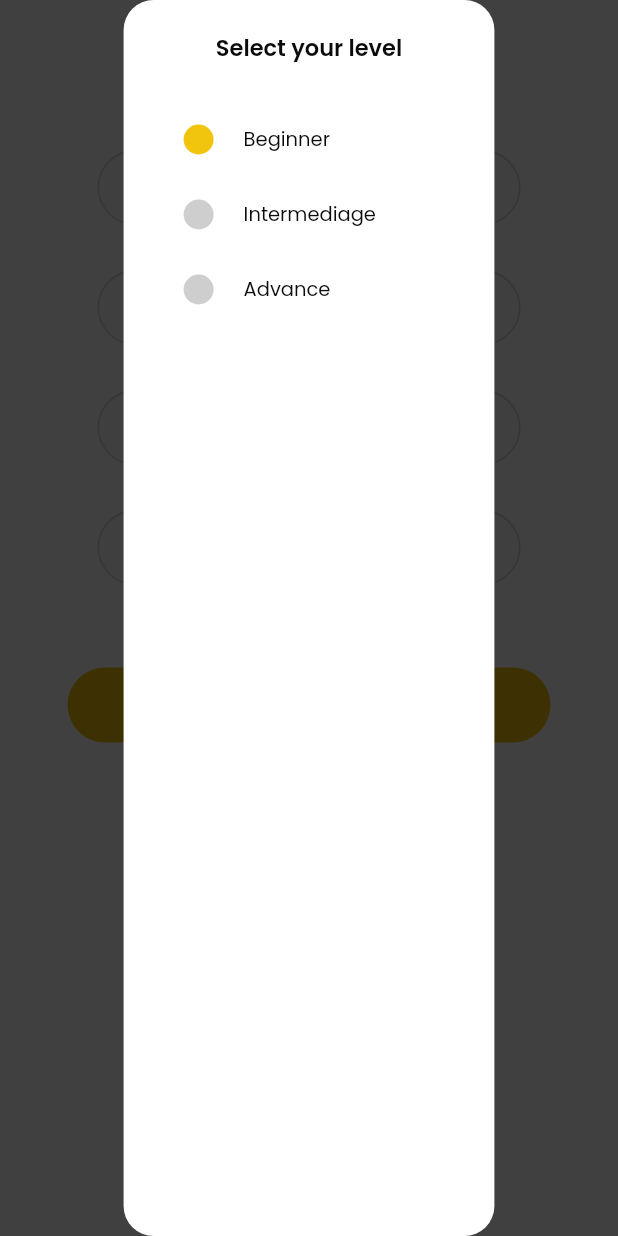
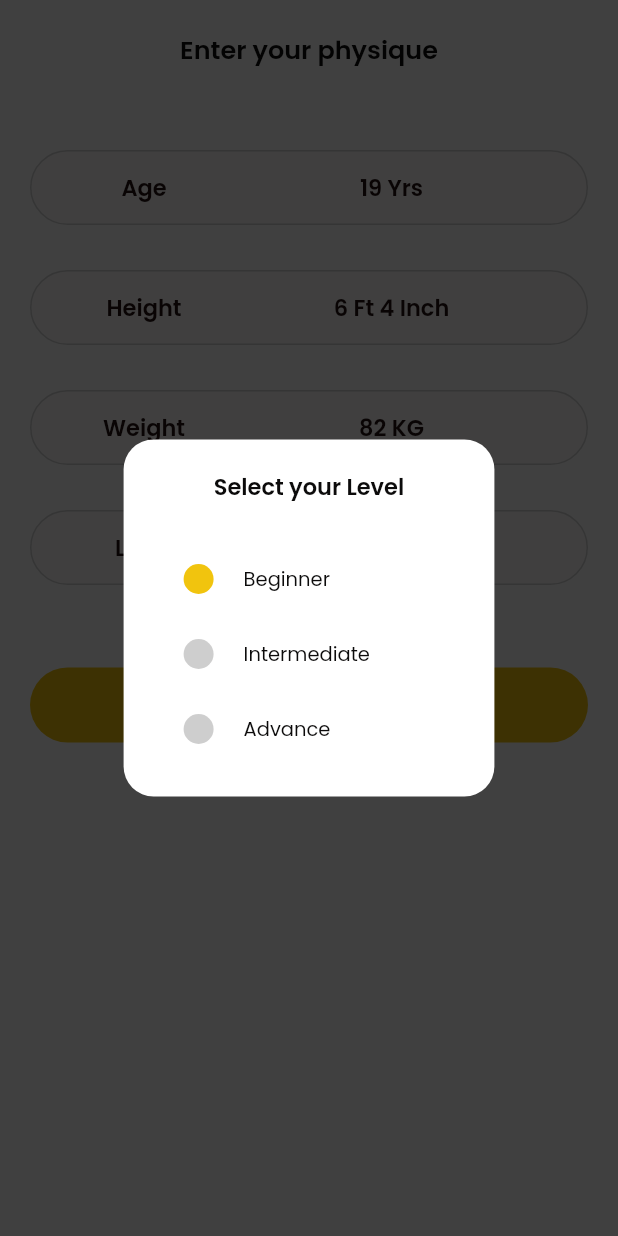
Before and after one commit to sayedmostaf/healtho, a Flutter app: the PhysiquePage screen opened directly, after a tap on "Level", on a phone screen of 412 x 824 dp. Run offline on Flutter 3.47's test engine with Material 3 defaults, Android fonts, the phone set to English and light mode, and no system bars; missing offline and left inert: otp_text_field_v2, otp_timer_button.

Commit message:
simple refactor

```diff
--- a/lib/features/physique/physique_page.dart
+++ b/lib/features/physique/physique_page.dart
@@ -6,7 +6,7 @@ import 'package:healtho/features/physique/widgets/height_selector.dart';
 import 'package:healtho/features/physique/widgets/level_selector.dart';
 import 'package:healtho/features/physique/widgets/physique_page_title.dart';
 import 'package:healtho/features/physique/widgets/weight_selector.dart';
-import 'package:healtho/features/splash_page/splash_page.dart';
+import 'package:healtho/features/splash/splash_page.dart';
 
 class PhysiquePage extends StatefulWidget {
   const PhysiquePage({super.key});
@@ -25,8 +25,6 @@ class _PhysiquePageState extends State<PhysiquePage> {
   Widget build(BuildContext context) {
     return Scaffold(
       body: SafeArea(
-        child: Padding(
-          padding: const EdgeInsets.symmetric(horizontal: 45),
         child: Column(
           children: [
             const SizedBox(height: 20),
@@ -51,15 +49,17 @@ class _PhysiquePageState extends State<PhysiquePage> {
               onChanged: (val) => setState(() => selectedLevel = val),
             ),
             const SizedBox(height: 40),
-              RoundButton(
+            Padding(
+              padding: const EdgeInsets.symmetric(horizontal: 20),
+              child: RoundButton(
                 title: 'Confirm',
                 onPressed: () {
                   context.push(const SplashPage());
                 },
                 isPadding: false,
               ),
+            ),
           ],
-          ),
         ),
       ),
     );
--- a/lib/features/select_age/select_age_page.dart
+++ b/lib/features/select_age/select_age_page.dart
@@ -2,6 +2,7 @@ import 'package:flutter/cupertino.dart';
 import 'package:flutter/material.dart';
 import 'package:healtho/core/utils/colors.dart';
 import 'package:healtho/core/utils/functions/navigation.dart';
+import 'package:healtho/features/physique/physique_page.dart';
 
 class SelectAgePage extends StatefulWidget {
   const SelectAgePage({super.key, required this.didChange});
--- a/lib/features/select_level/select_level_page.dart
+++ b/lib/features/select_level/select_level_page.dart
@@ -4,8 +4,9 @@ import 'package:healtho/core/utils/functions/navigation.dart';
 import 'package:healtho/core/widgets/radio_button.dart';
 
 class SelectLevelPage extends StatefulWidget {
+  final ValueChanged<String> didChange;
   const SelectLevelPage({super.key, required this.didChange});
-  final ValueChanged<String> didChange;
+
   @override
   State<SelectLevelPage> createState() => _SelectLevelPageState();
 }
@@ -21,7 +22,7 @@ class _SelectLevelPageState extends State<SelectLevelPage> {
       color: Colors.black45,
       alignment: Alignment.center,
       child: Container(
-        width: context.width * .6,
+        width: context.width * 0.6,
         decoration: BoxDecoration(
           color: Colors.white,
           borderRadius: BorderRadius.circular(
@@ -30,9 +31,11 @@ class _SelectLevelPageState extends State<SelectLevelPage> {
         ),
         padding: const EdgeInsets.all(20),
         child: Column(
+          mainAxisSize: MainAxisSize.min,
+          crossAxisAlignment: CrossAxisAlignment.center,
           children: [
             Text(
-              'Select your level',
+              "Select your Level",
               style: TextStyle(
                 color: AppColors.primaryText,
                 fontSize: 15,
@@ -43,7 +46,7 @@ class _SelectLevelPageState extends State<SelectLevelPage> {
               height: 25,
             ),
             RadioButton(
-                title: 'Beginner',
+                title: "Beginner",
                 isSelect: selectType == 0,
                 onPressed: () {
                   setState(() {
@@ -52,23 +55,23 @@ class _SelectLevelPageState extends State<SelectLevelPage> {
                   widget.didChange("Beginner");
                 }),
             RadioButton(
-                title: 'Intermediage',
+                title: "Intermediate",
                 isSelect: selectType == 1,
                 onPressed: () {
                   setState(() {
                     selectType = 1;
                   });
-                  widget.didChange("Intermediage");
+                  widget.didChange("Intermediate");
                 }),
             RadioButton(
-                title: 'Advance',
+                title: "Advance",
                 isSelect: selectType == 2,
                 onPressed: () {
                   setState(() {
                     selectType = 2;
                   });
                   widget.didChange("Advance");
-                }),
+                })
           ],
         ),
       ),
--- a/lib/features/splash_page/splash_page.dart
+++ b/lib/features/splash/splash_page.dart
@@ -2,7 +2,7 @@ import 'package:flutter/material.dart';
 import 'package:flutter/services.dart';
 import 'package:healtho/core/utils/functions/navigation.dart';
 import 'package:healtho/features/on_bording/on_boarding_page.dart';
-import 'package:healtho/features/splash_page/widgets/splash_body.dart';
+import 'package:healtho/features/splash/widgets/splash_body.dart';
 
 class SplashPage extends StatefulWidget {
   const SplashPage({super.key});
--- a/lib/features/taking_goal/goal_page.dart
+++ b/lib/features/taking_goal/goal_page.dart
@@ -4,7 +4,8 @@ import 'package:healtho/core/utils/colors.dart';
 import 'package:healtho/core/utils/functions/navigation.dart';
 import 'package:healtho/core/widgets/round_button.dart';
 import 'package:healtho/core/widgets/round_select_button.dart';
-import 'package:healtho/features/splash_page/splash_page.dart';
+import 'package:healtho/features/physique/physique_page.dart';
+import 'package:healtho/features/splash/splash_page.dart';
 
 class GoalPage extends StatefulWidget {
   const GoalPage({super.key});
@@ -65,7 +66,7 @@ class _GoalPageState extends State<GoalPage> {
                   title: 'DONE',
                   isPadding: false,
                   onPressed: () {
-                    context.push(const SplashPage());
+                    context.push(const PhysiquePage());
                   }),
               const Spacer(),
             ],
--- a/lib/main.dart
+++ b/lib/main.dart
@@ -1,7 +1,7 @@
 import 'package:flutter/material.dart';
 import 'package:flutter/services.dart';
 import 'package:healtho/core/utils/colors.dart';
-import 'package:healtho/features/splash_page/splash_page.dart';
+import 'package:healtho/features/splash/splash_page.dart';
 
 void main() {
   SystemChrome.setSystemUIOverlayStyle(const SystemUiOverlayStyle(
```
Also changed, not shown: lib/features/splash/widgets/splash_body.dart (renamed from lib/features/splash_page/widgets/splash_body.dart). Lines whose indentation alone changed are shown as unchanged.
